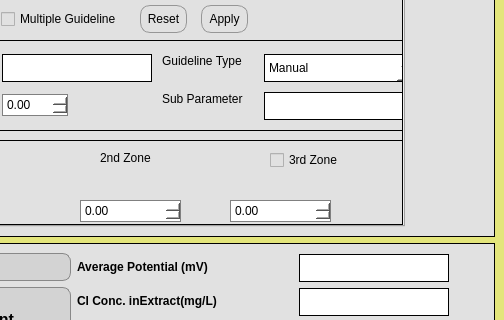
Before: the Qt Designer form sal-updated/sal.ui in yassin-shehata/sal-app, drawn with Qt 5; both pictures show x 822 to 1326 and y 200 to 520 of the 1326 by 859 pixel window.
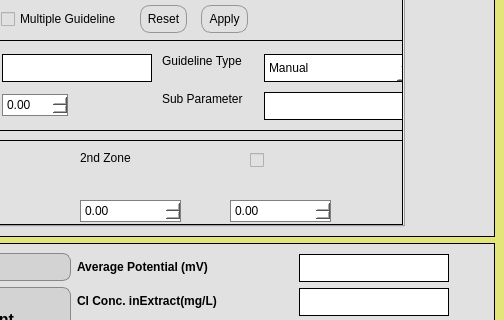
After: the same form once the commit is applied. Icons and pictures are not drawn.

The edit to the form file:
```diff
--- a/sal-updated/sal.ui
+++ b/sal-updated/sal.ui
@@ -1892,9 +1892,9 @@
                <widget class="QCheckBox" name="rd_zone_checkbox">
                 <property name="geometry">
                  <rect>
-                  <x>390</x>
+                  <x>370</x>
                   <y>10</y>
-                  <width>134</width>
+                  <width>81</width>
                   <height>20</height>
                  </rect>
                 </property>
@@ -1903,7 +1903,7 @@
 </string>
                 </property>
                 <property name="text">
-                 <string>3rd Zone</string>
+                 <string/>
                 </property>
                </widget>
                <widget class="QLabel" name="st_zone_label">
@@ -1926,7 +1926,7 @@
                <widget class="QLabel" name="nd_zone_label">
                 <property name="geometry">
                  <rect>
-                  <x>220</x>
+                  <x>200</x>
                   <y>10</y>
                   <width>161</width>
                   <height>16</height>
@@ -1997,6 +1997,23 @@
                  <double>5000.000000000000000</double>
                 </property>
                </widget>
+               <widget class="QLabel" name="rd_zone_label">
+                <property name="geometry">
+                 <rect>
+                  <x>390</x>
+                  <y>10</y>
+                  <width>151</width>
+                  <height>20</height>
+                 </rect>
+                </property>
+                <property name="styleSheet">
+                 <string notr="true">color: black;
+</string>
+                </property>
+                <property name="text">
+                 <string/>
+                </property>
+               </widget>
               </widget>
               <widget class="QCheckBox" name="single_guideline_checkbox">
                <property name="geometry">
```
